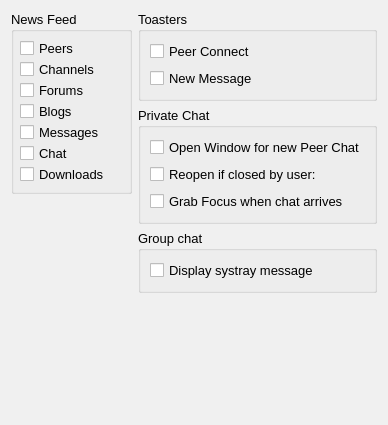
Old version of the form retroshare-gui/src/gui/settings/NotifyPage.ui in the repository RetroShare/RetroShare.
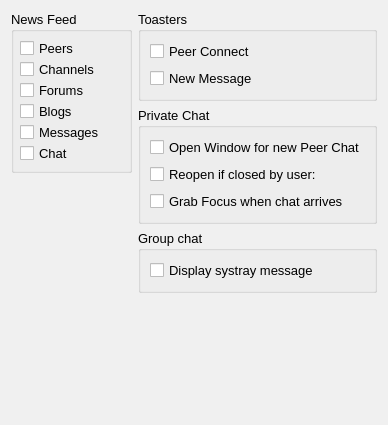
New version of the form.

```diff
--- a/retroshare-gui/src/gui/settings/NotifyPage.ui
+++ b/retroshare-gui/src/gui/settings/NotifyPage.ui
@@ -558,13 +558,6 @@
             </property>
            </widget>
           </item>
-          <item>
-           <widget class="QCheckBox" name="notify_Downloads">
-            <property name="text">
-             <string>Downloads</string>
-            </property>
-           </widget>
-          </item>
          </layout>
         </widget>
        </item>
```
